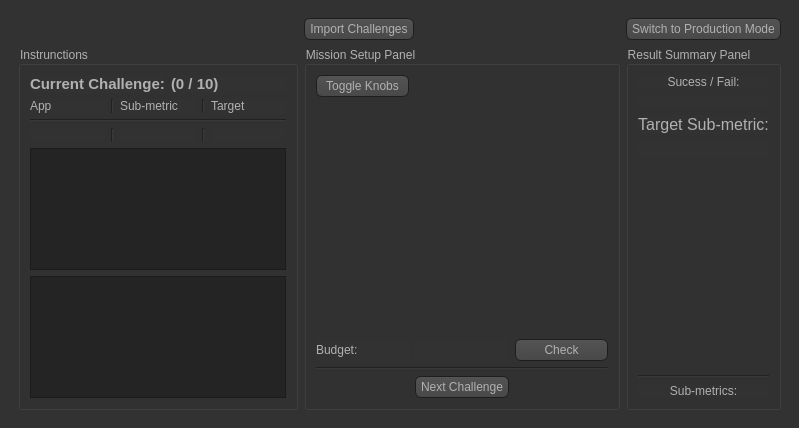
DownToSky/indp-study-kremer, file UI/RAPIDS_GUI.ui: the form before one commit.
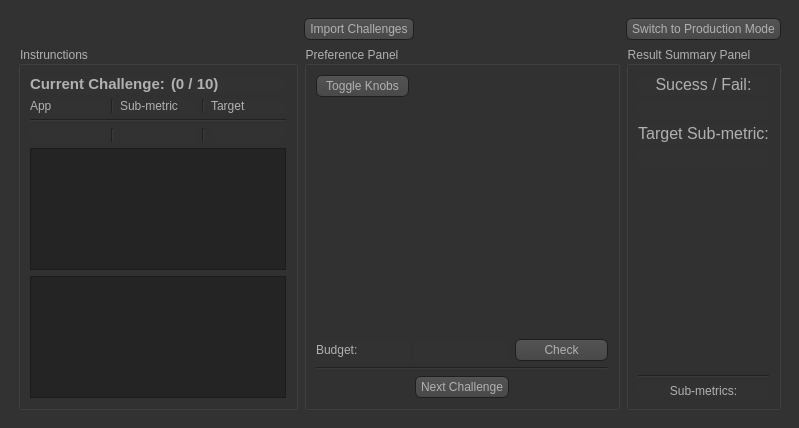
The form after the commit. The open tabs and pages were chosen to show the change. Icons and pictures are not drawn.

Commit message: bigger font, preference naming, color coding

The edit to the form file:
```diff
--- a/UI/RAPIDS_GUI.ui
+++ b/UI/RAPIDS_GUI.ui
@@ -1015,6 +1015,11 @@
           <layout class="QVBoxLayout" name="verticalLayout_5">
            <item>
             <widget class="QLabel" name="successL_study">
+             <property name="font">
+              <font>
+               <pointsize>12</pointsize>
+              </font>
+             </property>
              <property name="text">
               <string>Sucess / Fail:</string>
              </property>
@@ -1025,6 +1030,11 @@
            </item>
            <item>
             <widget class="QLabel" name="successValL_study">
+             <property name="font">
+              <font>
+               <pointsize>12</pointsize>
+              </font>
+             </property>
              <property name="text">
               <string/>
              </property>
@@ -1148,7 +1158,7 @@
         <item row="1" column="1" colspan="2">
          <widget class="QGroupBox" name="studySetupBox">
           <property name="title">
-           <string>Mission Setup Panel</string>
+           <string>Preference Panel</string>
           </property>
           <layout class="QGridLayout" name="gridLayout_6">
            <item row="7" column="0">
```
Left out of the diff: 8 changed lines with no effect on the pictures. The commit also changes 1 other file.
